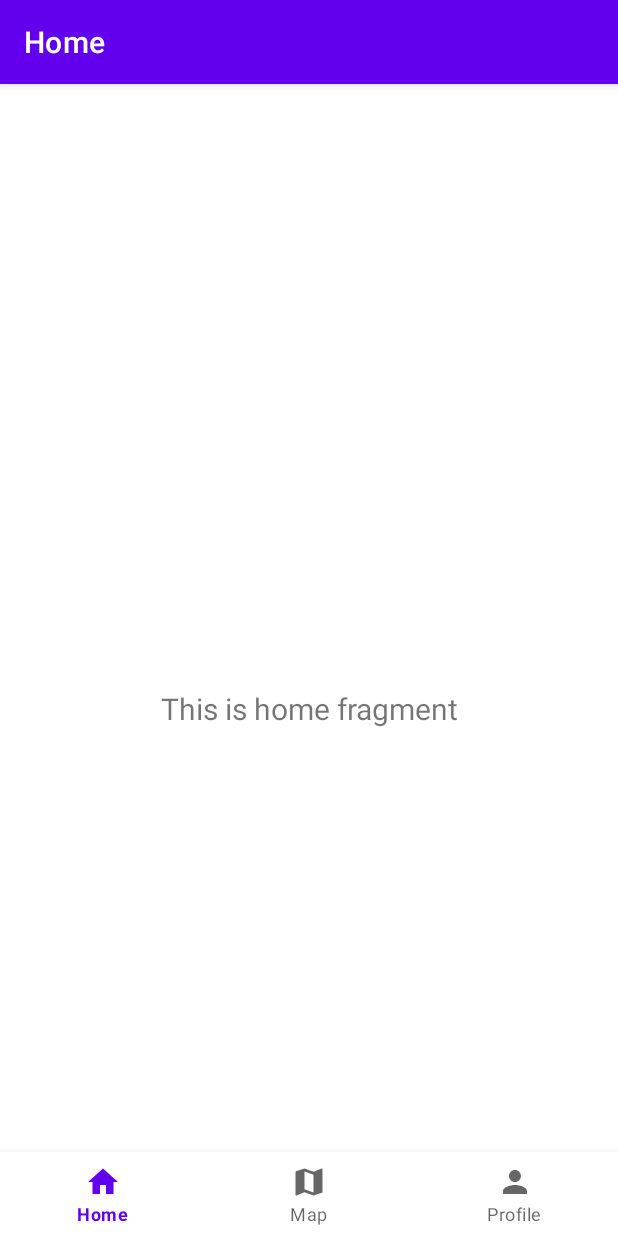
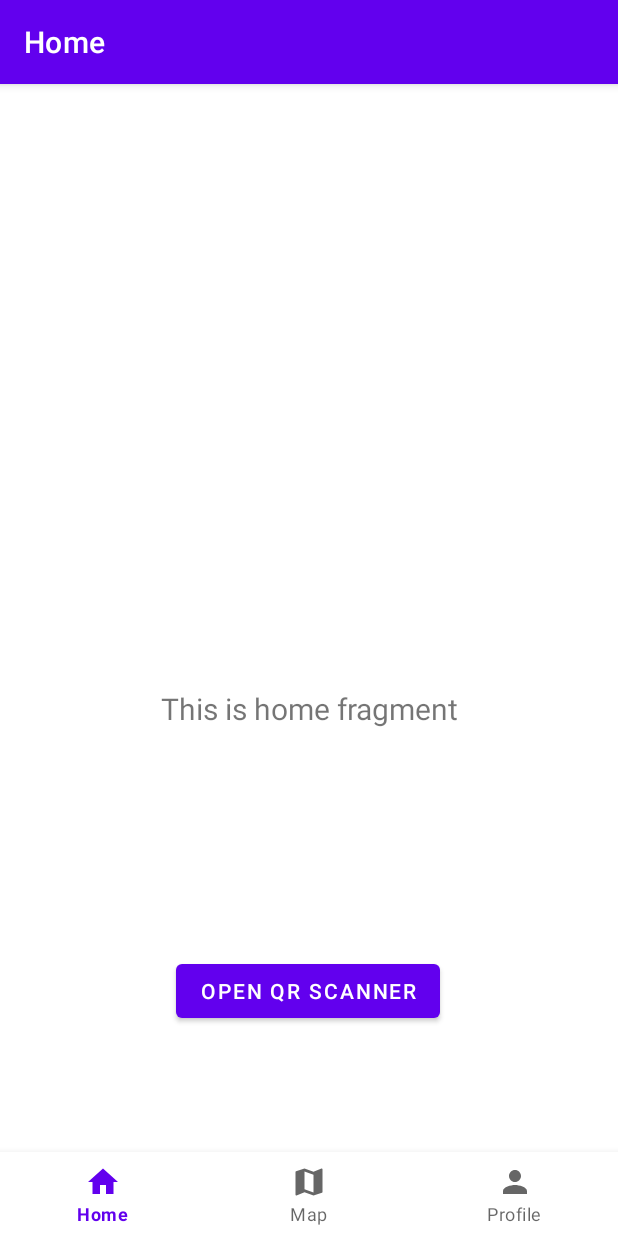
Before and after one commit to Wessel1403/Sustainabox1, an Android app: the screen it shows after launch (MainActivity), on a phone screen of 412 x 824 dp. Run offline under Robolectric (Android 15) with nearby library versions, the phone set to English and light mode, and no system bars; our stand-ins replace navigation-ui.

Commit message:
Added a button to the home screen.

```diff
--- a/app/src/main/java/com/example/sustainabox/ui/home/HomeFragment.java
+++ b/app/src/main/java/com/example/sustainabox/ui/home/HomeFragment.java
@@ -4,6 +4,7 @@ import android.os.Bundle;
 import android.view.LayoutInflater;
 import android.view.View;
 import android.view.ViewGroup;
+import android.widget.Button;
 import android.widget.TextView;
 
 import androidx.annotation.NonNull;
@@ -25,7 +26,11 @@ public class HomeFragment extends Fragment {
         View root = binding.getRoot();
 
         final TextView textView = binding.textHome;
-        homeViewModel.getText().observe(getViewLifecycleOwner(), textView::setText);
+        homeViewModel.getFragmentText().observe(getViewLifecycleOwner(), textView::setText);
+
+        final Button qrScannerButton = binding.openQrScannerButton;
+        homeViewModel.getQRButtonText().observe(getViewLifecycleOwner(), qrScannerButton::setText);
+
         return root;
     }
 
--- a/app/src/main/java/com/example/sustainabox/ui/home/HomeViewModel.java
+++ b/app/src/main/java/com/example/sustainabox/ui/home/HomeViewModel.java
@@ -7,13 +7,21 @@ import androidx.lifecycle.ViewModel;
 public class HomeViewModel extends ViewModel {
 
     private final MutableLiveData<String> mText;
+    private final MutableLiveData<String> qrButtonText;
 
     public HomeViewModel() {
         mText = new MutableLiveData<>();
         mText.setValue("This is home fragment");
+
+        qrButtonText = new MutableLiveData<>();
+        qrButtonText.setValue("Open QR scanner");
     }
 
-    public LiveData<String> getText() {
+    public LiveData<String> getFragmentText() {
         return mText;
     }
+
+    public LiveData<String> getQRButtonText() {
+        return qrButtonText;
+    }
 }
--- a/app/src/main/res/layout/fragment_home.xml
+++ b/app/src/main/res/layout/fragment_home.xml
@@ -19,4 +19,15 @@
         app:layout_constraintEnd_toEndOf="parent"
         app:layout_constraintStart_toStartOf="parent"
         app:layout_constraintTop_toTopOf="parent" />
+
+    <Button
+        android:id="@+id/open_qr_scanner_button"
+        android:layout_width="wrap_content"
+        android:layout_height="wrap_content"
+        app:layout_constraintBottom_toBottomOf="parent"
+        app:layout_constraintEnd_toEndOf="parent"
+        app:layout_constraintHorizontal_bias="0.498"
+        app:layout_constraintStart_toStartOf="parent"
+        app:layout_constraintTop_toTopOf="parent"
+        app:layout_constraintVertical_bias="0.79" />
 </androidx.constraintlayout.widget.ConstraintLayout>
```
